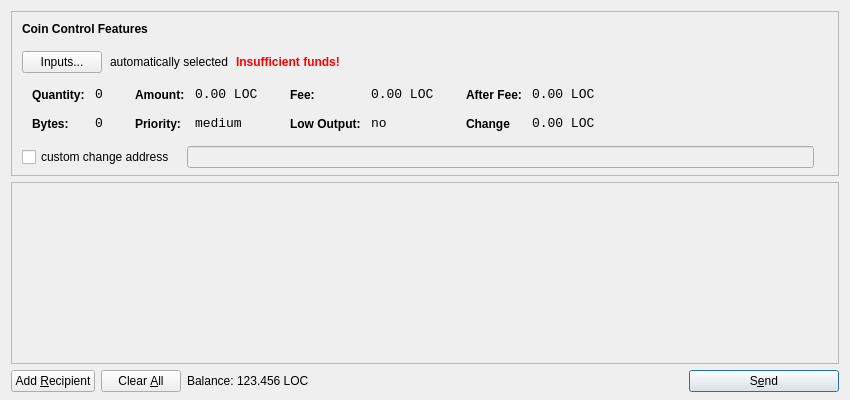
Old version of the form src/qt/forms/sendcoinsdialog.ui in the repository mirspirs/Loco.
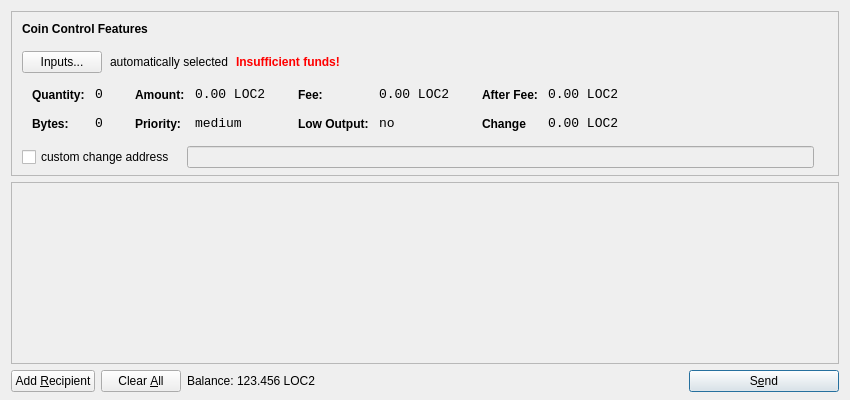
New version of the form. Icons and pictures are not drawn.

```diff
--- a/src/qt/forms/sendcoinsdialog.ui
+++ b/src/qt/forms/sendcoinsdialog.ui
@@ -321,7 +321,7 @@
                   <enum>Qt::ActionsContextMenu</enum>
                  </property>
                  <property name="text">
-                  <string>0.00 LOC</string>
+                  <string>0.00 LOC2</string>
                  </property>
                  <property name="textInteractionFlags">
                   <set>Qt::LinksAccessibleByMouse|Qt::TextSelectableByKeyboard|Qt::TextSelectableByMouse</set>
@@ -407,7 +407,7 @@
                   <enum>Qt::ActionsContextMenu</enum>
                  </property>
                  <property name="text">
-                  <string>0.00 LOC</string>
+                  <string>0.00 LOC2</string>
                  </property>
                  <property name="textInteractionFlags">
                   <set>Qt::LinksAccessibleByMouse|Qt::TextSelectableByKeyboard|Qt::TextSelectableByMouse</set>
@@ -493,7 +493,7 @@
                   <enum>Qt::ActionsContextMenu</enum>
                  </property>
                  <property name="text">
-                  <string>0.00 LOC</string>
+                  <string>0.00 LOC2</string>
                  </property>
                  <property name="textInteractionFlags">
                   <set>Qt::LinksAccessibleByMouse|Qt::TextSelectableByKeyboard|Qt::TextSelectableByMouse</set>
@@ -525,7 +525,7 @@
                   <enum>Qt::ActionsContextMenu</enum>
                  </property>
                  <property name="text">
-                  <string>0.00 LOC</string>
+                  <string>0.00 LOC2</string>
                  </property>
                  <property name="textInteractionFlags">
                   <set>Qt::LinksAccessibleByMouse|Qt::TextSelectableByKeyboard|Qt::TextSelectableByMouse</set>
@@ -724,7 +724,7 @@
           <cursorShape>IBeamCursor</cursorShape>
          </property>
          <property name="text">
-          <string>123.456 LOC</string>
+          <string>123.456 LOC2</string>
          </property>
          <property name="textInteractionFlags">
           <set>Qt::LinksAccessibleByMouse|Qt::TextSelectableByKeyboard|Qt::TextSelectableByMouse</set>
```
